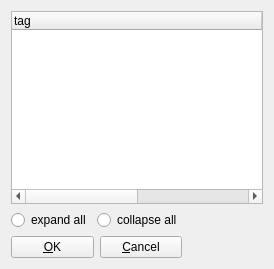
Qt form client/uiforms/tag_select.ui (Wolframe/configurator) before a commit.
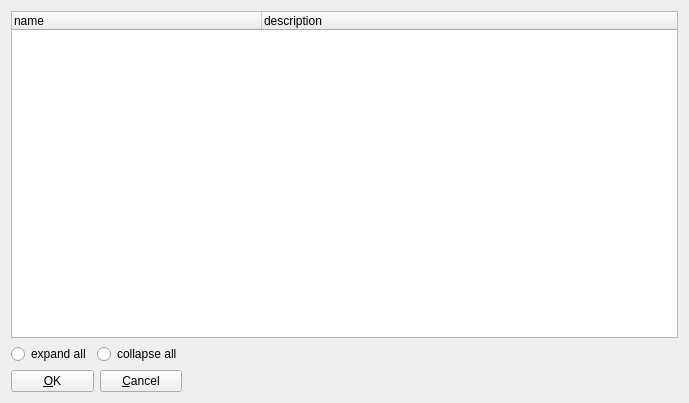
The same form after that commit. Icons and pictures are not drawn.

```diff
--- a/client/uiforms/tag_select.ui
+++ b/client/uiforms/tag_select.ui
@@ -9,8 +9,8 @@
    <rect>
     <x>0</x>
     <y>0</y>
-    <width>274</width>
-    <height>269</height>
+    <width>689</width>
+    <height>403</height>
    </rect>
   </property>
   <property name="windowTitle">
@@ -71,7 +71,7 @@
      </attribute>
      <column>
       <property name="text">
-       <string>tag</string>
+       <string>name</string>
       </property>
      </column>
      <column>
```
